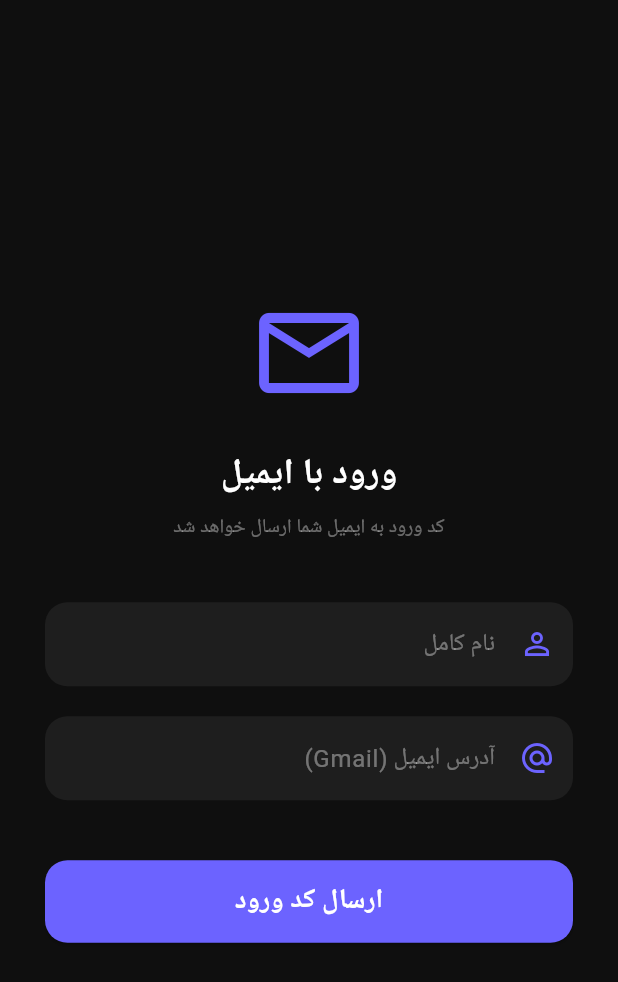
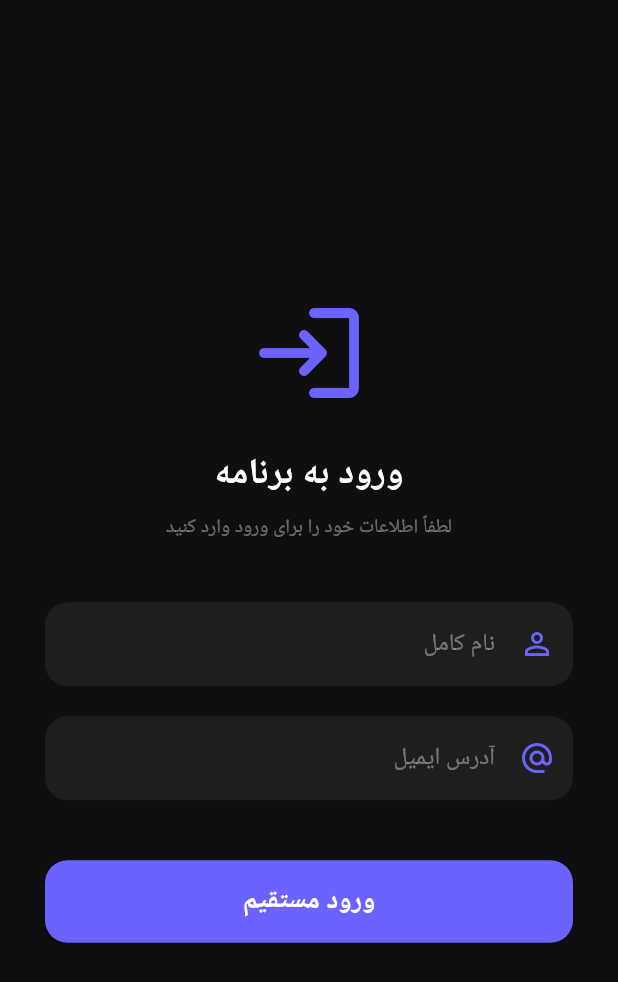
Before and after one commit to mahdi09210184460/app, a Flutter app: the screen it shows after launch, on a phone screen of 412 x 824 dp. Shown: the top 982 px of the screen. Run offline on Flutter 3.47's test engine with Material 3 defaults, Android fonts, the phone set to English and light mode, and no system bars; our stand-ins replace font_awesome_flutter, image_picker, supabase_flutter; accounts and stored records are empty.

Commit message:
Simplify authentication to direct login for testing and development

```diff
--- a/lib/screens/auth/auth_screen.dart
+++ b/lib/screens/auth/auth_screen.dart
@@ -13,9 +13,7 @@ class AuthScreen extends StatefulWidget {
 class _AuthScreenState extends State<AuthScreen> {
   final _nameController = TextEditingController();
   final _emailController = TextEditingController();
-  final _otpController = TextEditingController();
   bool _isLoading = false;
-  bool _showOtpField = false;
 
   @override
   Widget build(BuildContext context) {
@@ -27,54 +25,39 @@ class _AuthScreenState extends State<AuthScreen> {
             padding: const EdgeInsets.symmetric(horizontal: 30),
             child: Column(
               children: [
-                const Icon(Icons.email_outlined, size: 80, color: AppColors.primary),
+                const Icon(Icons.login_rounded, size: 80, color: AppColors.primary),
                 const SizedBox(height: 24),
-                Text(
-                  _showOtpField ? 'تایید کد' : 'ورود با ایمیل',
-                  style: const TextStyle(fontSize: 24, fontWeight: FontWeight.bold, color: Colors.white),
+                const Text(
+                  'ورود به برنامه',
+                  style: TextStyle(fontSize: 24, fontWeight: FontWeight.bold, color: Colors.white),
                 ),
                 const SizedBox(height: 8),
-                Text(
-                  _showOtpField
-                      ? 'کد ۶ رقمی به ایمیل ${_emailController.text} ارسال شد'
-                      : 'کد ورود به ایمیل شما ارسال خواهد شد',
+                const Text(
+                  'لطفاً اطلاعات خود را برای ورود وارد کنید',
                   textAlign: TextAlign.center,
-                  style: const TextStyle(color: Colors.white38, fontSize: 13),
+                  style: TextStyle(color: Colors.white38, fontSize: 13),
                 ),
                 const SizedBox(height: 40),
-                if (!_showOtpField) ...[
                 _buildTextField(_nameController, 'نام کامل', Icons.person_outline, TextInputType.name),
                 const SizedBox(height: 20),
-                  _buildTextField(_emailController, 'آدرس ایمیل (Gmail)', Icons.alternate_email, TextInputType.emailAddress),
-                ] else ...[
-                  _buildTextField(_otpController, 'کد تایید', Icons.lock_outline, TextInputType.number),
-                ],
+                _buildTextField(_emailController, 'آدرس ایمیل', Icons.alternate_email, TextInputType.emailAddress),
                 const SizedBox(height: 40),
                 _isLoading
                   ? const CircularProgressIndicator(color: AppColors.primary)
-                  : Column(
-                      children: [
-                        SizedBox(
+                  : SizedBox(
                       width: double.infinity,
                       height: 55,
                       child: ElevatedButton(
-                            onPressed: _showOtpField ? _handleVerifyOtp : _handleSendOtp,
+                        onPressed: _handleLogin,
                         style: ElevatedButton.styleFrom(
                           backgroundColor: AppColors.primary,
                           shape: RoundedRectangleBorder(borderRadius: BorderRadius.circular(15)),
                         ),
-                            child: Text(
-                              _showOtpField ? 'تایید و ورود' : 'ارسال کد ورود',
-                              style: const TextStyle(fontSize: 18, fontWeight: FontWeight.bold, color: Colors.white),
+                        child: const Text(
+                          'ورود مستقیم',
+                          style: TextStyle(fontSize: 18, fontWeight: FontWeight.bold, color: Colors.white),
                         ),
                       ),
-                        ),
-                        if (_showOtpField)
-                          TextButton(
-                            onPressed: () => setState(() => _showOtpField = false),
-                            child: const Text('تغییر ایمیل', style: TextStyle(color: AppColors.primary)),
-                          ),
-                      ],
                     ),
               ],
             ),
@@ -100,33 +83,21 @@ class _AuthScreenState extends State<AuthScreen> {
     );
   }
 
-  void _handleSendOtp() async {
-    if (_emailController.text.isEmpty || !_emailController.text.contains('@')) {
-      ScaffoldMessenger.of(context).showSnackBar(const SnackBar(content: Text('لطفاً یک ایمیل معتبر وارد کنید')));
+  void _handleLogin() async {
+    if (_nameController.text.isEmpty || _emailController.text.isEmpty) {
+      ScaffoldMessenger.of(context).showSnackBar(const SnackBar(content: Text('لطفاً نام و ایمیل را وارد کنید')));
       return;
     }
     setState(() => _isLoading = true);
     try {
-      await Provider.of<AuthProvider>(context, listen: false).sendOtp(_emailController.text, _nameController.text);
-      setState(() => _showOtpField = true);
-      ScaffoldMessenger.of(context).showSnackBar(const SnackBar(content: Text('کد تایید ارسال شد 📧')));
+      await Provider.of<AuthProvider>(context, listen: false).loginDirectly(
+        _nameController.text,
+        _emailController.text
+      );
+      // پس از متد loginDirectly، چون notifyListeners صدا زده می‌شود،
+      // MaterialApp در main.dart متوجه شده و HomeScreen را نشان می‌دهد.
     } catch (e) {
-      ScaffoldMessenger.of(context).showSnackBar(SnackBar(content: Text('خطا: $e')));
-    }
-    setState(() => _isLoading = false);
-  }
-
-  void _handleVerifyOtp() async {
-    if (_otpController.text.length < 6) {
-      ScaffoldMessenger.of(context).showSnackBar(const SnackBar(content: Text('لطفاً کد ۶ رقمی را وارد کنید')));
-      return;
-    }
-    setState(() => _isLoading = true);
-    try {
-      await Provider.of<AuthProvider>(context, listen: false).verifyOtp(_emailController.text, _otpController.text);
-      // پس از تایید موفق، AuthProvider وضعیت را تغییر می‌دهد و main.dart کاربر را به HomeScreen می‌برد
-    } catch (e) {
-      ScaffoldMessenger.of(context).showSnackBar(SnackBar(content: Text('کد نامعتبر است یا منقضی شده: $e')));
+      ScaffoldMessenger.of(context).showSnackBar(SnackBar(content: Text('خطا در ورود: $e')));
     }
     setState(() => _isLoading = false);
   }
```
Also changed, not shown: lib/providers/auth_provider.dart (+24 -0 lines). Lines whose indentation alone changed are shown as unchanged.
